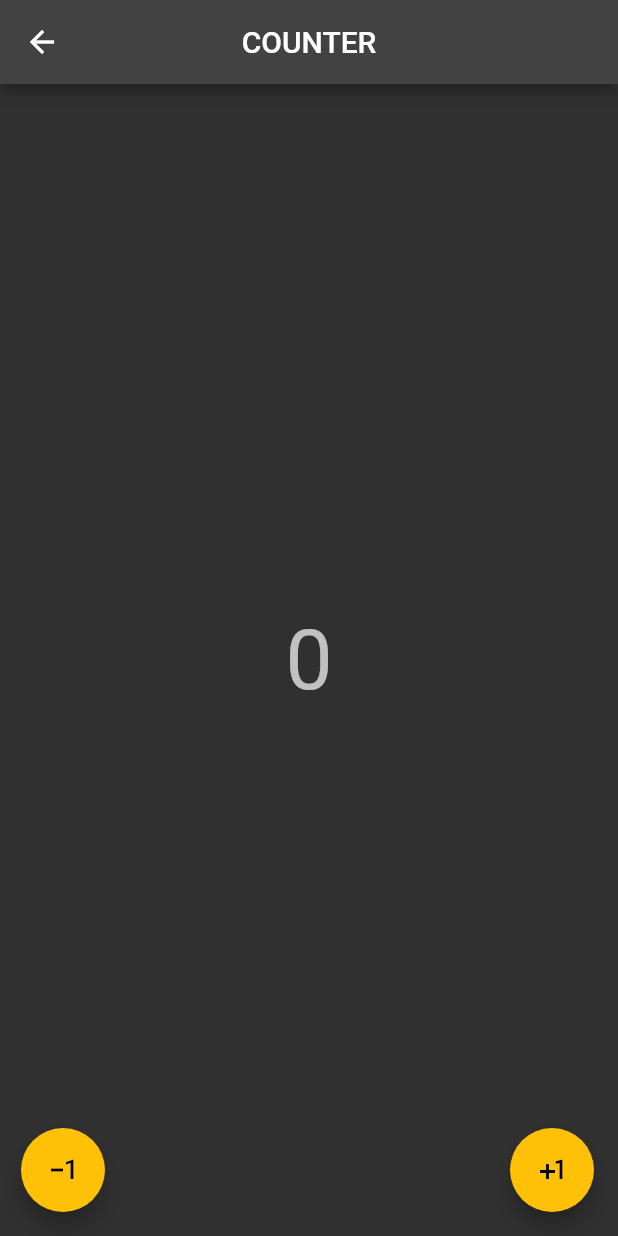
After one commit to Tukhtamurodov-Sardorbek/50.Riverpod, a Flutter app: the screen it shows after launch, after a tap on "COUNTER PAGE RESET STATE", on a phone screen of 412 x 824 dp. The commit adds this screen. Run offline on Flutter 3.47's test engine with Material 2 defaults, Android fonts, the phone set to English and light mode, and no system bars; our stand-ins replace flutter_riverpod.

Commit message:
🔥 Code Update 🔥

```diff
--- /dev/null
+++ b/lib/pages/counter_page_reset/counter_page.dart
@@ -0,0 +1,58 @@
+import 'package:flutter/material.dart';
+import 'package:flutter_riverpod/flutter_riverpod.dart';
+
+// * The basic standard Provider (myStringProvider) is read only, we can't modify its value from outside
+// * But we want to be able to increment the integer, when a user presses floating action button
+// * So, it's not going to be just a provider, but another type of provider: StateProvider
+
+// * In order to make the state just be reset whenever we go to the home page and then come back
+// * We just use the autoDispose modifier on our StateProvider
+final counterProvider = StateProvider.autoDispose((ref) => 0);
+
+// * In order to get access to providers, we need to make our widgets into ConsumerWidget
+class CounterPageResetState extends ConsumerWidget {
+  const CounterPageResetState({Key? key}) : super(key: key);
+
+  @override
+  Widget build(BuildContext context, WidgetRef ref) {
+    // * We can use the ref, to obtain like watch/read/listen/invalidate/reset individual providers
+
+    final int counter = ref.watch(counterProvider);
+
+    return Scaffold(
+      appBar: AppBar(
+        centerTitle: true,
+        title: const Text('COUNTER'),
+      ),
+      body: Center(
+        child: Text(
+          counter.toString(),
+          style: Theme.of(context).textTheme.displayMedium,
+        ),
+      ),
+      floatingActionButton: Padding(
+        padding: const EdgeInsets.only(left: 30.0),
+        child: Row(
+          mainAxisAlignment: MainAxisAlignment.spaceBetween,
+          children: [
+            FloatingActionButton(
+              heroTag: 'floatingActionButton1',
+              // * notifier => manages the state, exposes state, which is mutable
+              // * If we mutate the notifier's state, it's going to mutate the actual state held in provider
+              // * So, we can modify providers' values through the notifier's state...
+              onPressed: () => ref.read(counterProvider.notifier).state--,
+              child: const Icon(Icons.exposure_minus_1),
+            ),
+            FloatingActionButton(
+              heroTag: 'floatingActionButton2',
+              // backgroundColor: Theme.of(context).primaryColor,
+              // foregroundColor: Colors.black,
+              onPressed: () => ref.read(counterProvider.notifier).state++,
+              child: const Icon(Icons.plus_one),
+            ),
+          ],
+        ),
+      ),
+    );
+  }
+}
--- a/lib/pages/home_page/home_page.dart
+++ b/lib/pages/home_page/home_page.dart
@@ -1,6 +1,7 @@
 import 'package:flutter/material.dart';
 import 'package:flutter_riverpod/flutter_riverpod.dart';
-import 'package:riverpod_learning/pages/counter_page/counter_page.dart';
+import 'package:riverpod_learning/pages/counter_page_preserve/counter_page.dart';
+import 'package:riverpod_learning/pages/counter_page_reset/counter_page.dart';
 
 // * If we want to provide a string throughout the app using the Riverpod:
 // * Keep in mind! The object being provided by the provider is called state
@@ -21,12 +22,35 @@ class HomePage extends StatelessWidget {
         title: const Text('HOME'),
       ),
       body: Center(
-        child: ElevatedButton(
-          child: const Text('COUNTER PAGE'),
-          onPressed: (){
-            Navigator.push(context, MaterialPageRoute(builder: ((BuildContext context) => const CounterPage())));
-          },
-        )
+        child: Column(
+          mainAxisAlignment: MainAxisAlignment.center,
+          children: [
+            ElevatedButton(
+              child: const Text('COUNTER PAGE PRESERVE STATE'),
+              onPressed: () {
+                Navigator.push(
+                  context,
+                  MaterialPageRoute(
+                    builder: ((BuildContext context) =>
+                        const CounterPagePreserveState()),
+                  ),
+                );
+              },
+            ),
+            ElevatedButton(
+              child: const Text('COUNTER PAGE RESET STATE'),
+              onPressed: () {
+                Navigator.push(
+                  context,
+                  MaterialPageRoute(
+                    builder: ((BuildContext context) =>
+                        const CounterPageResetState()),
+                  ),
+                );
+              },
+            ),
+          ],
+        ),
       ),
     );
   }
```
Also changed, not shown: lib/pages/counter_page/counter_page.dart (deleted, +0 -40 lines), lib/pages/counter_page_preserve/counter_page.dart (added, +56 -0 lines).
